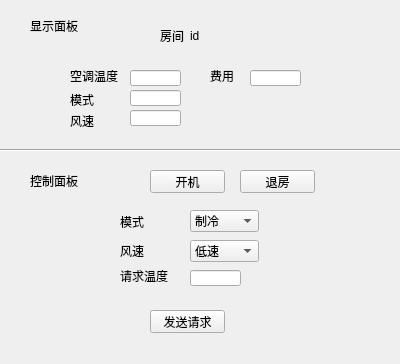
The window that client.ui (Ekko98/Chotel) describes before a commit, drawn with Qt 5.
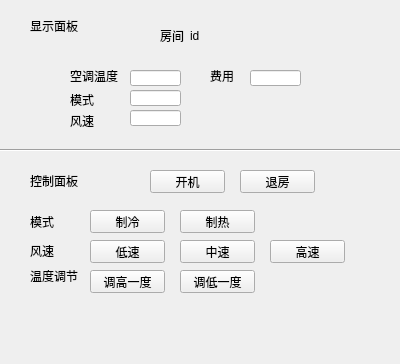
The same window after the commit.

Diff of the .ui file:
```diff
--- a/client.ui
+++ b/client.ui
@@ -140,7 +140,7 @@
   <widget class="QLabel" name="label_mode_control">
    <property name="geometry">
     <rect>
-     <x>120</x>
+     <x>30</x>
      <y>212</y>
      <width>54</width>
      <height>20</height>
@@ -153,7 +153,7 @@
   <widget class="QLabel" name="label_speed_control">
    <property name="geometry">
     <rect>
-     <x>120</x>
+     <x>30</x>
      <y>240</y>
      <width>54</width>
      <height>21</height>
@@ -163,56 +163,6 @@
     <string>风速</string>
    </property>
   </widget>
-  <widget class="QComboBox" name="comboBox_mode">
-   <property name="geometry">
-    <rect>
-     <x>190</x>
-     <y>210</y>
-     <width>69</width>
-     <height>22</height>
-    </rect>
-   </property>
-   <item>
-    <property name="text">
-     <string>制冷</string>
-    </property>
-   </item>
-   <item>
-    <property name="text">
-     <string>制热</string>
-    </property>
-   </item>
-   <item>
-    <property name="text">
-     <string>自动</string>
-    </property>
-   </item>
-  </widget>
-  <widget class="QComboBox" name="comboBox">
-   <property name="geometry">
-    <rect>
-     <x>190</x>
-     <y>240</y>
-     <width>69</width>
-     <height>22</height>
-    </rect>
-   </property>
-   <item>
-    <property name="text">
-     <string>低速</string>
-    </property>
-   </item>
-   <item>
-    <property name="text">
-     <string>中速</string>
-    </property>
-   </item>
-   <item>
-    <property name="text">
-     <string>高速</string>
-    </property>
-   </item>
-  </widget>
   <widget class="QLabel" name="label_speed_show">
    <property name="geometry">
     <rect>
@@ -259,40 +209,17 @@
     </rect>
    </property>
   </widget>
-  <widget class="QPushButton" name="pushButton">
-   <property name="geometry">
-    <rect>
-     <x>150</x>
-     <y>310</y>
-     <width>75</width>
-     <height>23</height>
-    </rect>
-   </property>
-   <property name="text">
-    <string>发送请求</string>
-   </property>
-  </widget>
   <widget class="QLabel" name="label_t_control">
    <property name="geometry">
     <rect>
-     <x>120</x>
+     <x>30</x>
      <y>270</y>
      <width>54</width>
      <height>12</height>
     </rect>
    </property>
    <property name="text">
-    <string>请求温度</string>
-   </property>
-  </widget>
-  <widget class="QLineEdit" name="input_t_control">
-   <property name="geometry">
-    <rect>
-     <x>190</x>
-     <y>270</y>
-     <width>51</width>
-     <height>16</height>
-    </rect>
+    <string>温度调节</string>
    </property>
   </widget>
   <widget class="QPushButton" name="button_checkout">
@@ -308,6 +235,97 @@
     <string>退房</string>
    </property>
   </widget>
+  <widget class="QPushButton" name="button_mode_cold">
+   <property name="geometry">
+    <rect>
+     <x>90</x>
+     <y>210</y>
+     <width>75</width>
+     <height>23</height>
+    </rect>
+   </property>
+   <property name="text">
+    <string>制冷</string>
+   </property>
+  </widget>
+  <widget class="QPushButton" name="button_mode_hot">
+   <property name="geometry">
+    <rect>
+     <x>180</x>
+     <y>210</y>
+     <width>75</width>
+     <height>23</height>
+    </rect>
+   </property>
+   <property name="text">
+    <string>制热</string>
+   </property>
+  </widget>
+  <widget class="QPushButton" name="button_speed_low">
+   <property name="geometry">
+    <rect>
+     <x>90</x>
+     <y>240</y>
+     <width>75</width>
+     <height>23</height>
+    </rect>
+   </property>
+   <property name="text">
+    <string>低速</string>
+   </property>
+  </widget>
+  <widget class="QPushButton" name="button_speed_middle">
+   <property name="geometry">
+    <rect>
+     <x>180</x>
+     <y>240</y>
+     <width>75</width>
+     <height>23</height>
+    </rect>
+   </property>
+   <property name="text">
+    <string>中速</string>
+   </property>
+  </widget>
+  <widget class="QPushButton" name="button_speed_high">
+   <property name="geometry">
+    <rect>
+     <x>270</x>
+     <y>240</y>
+     <width>75</width>
+     <height>23</height>
+    </rect>
+   </property>
+   <property name="text">
+    <string>高速</string>
+   </property>
+  </widget>
+  <widget class="QPushButton" name="button_up_1">
+   <property name="geometry">
+    <rect>
+     <x>90</x>
+     <y>270</y>
+     <width>75</width>
+     <height>23</height>
+    </rect>
+   </property>
+   <property name="text">
+    <string>调高一度</string>
+   </property>
+  </widget>
+  <widget class="QPushButton" name="button_down_1">
+   <property name="geometry">
+    <rect>
+     <x>180</x>
+     <y>270</y>
+     <width>75</width>
+     <height>23</height>
+    </rect>
+   </property>
+   <property name="text">
+    <string>调低一度</string>
+   </property>
+  </widget>
  </widget>
  <resources/>
  <connections/>
```
